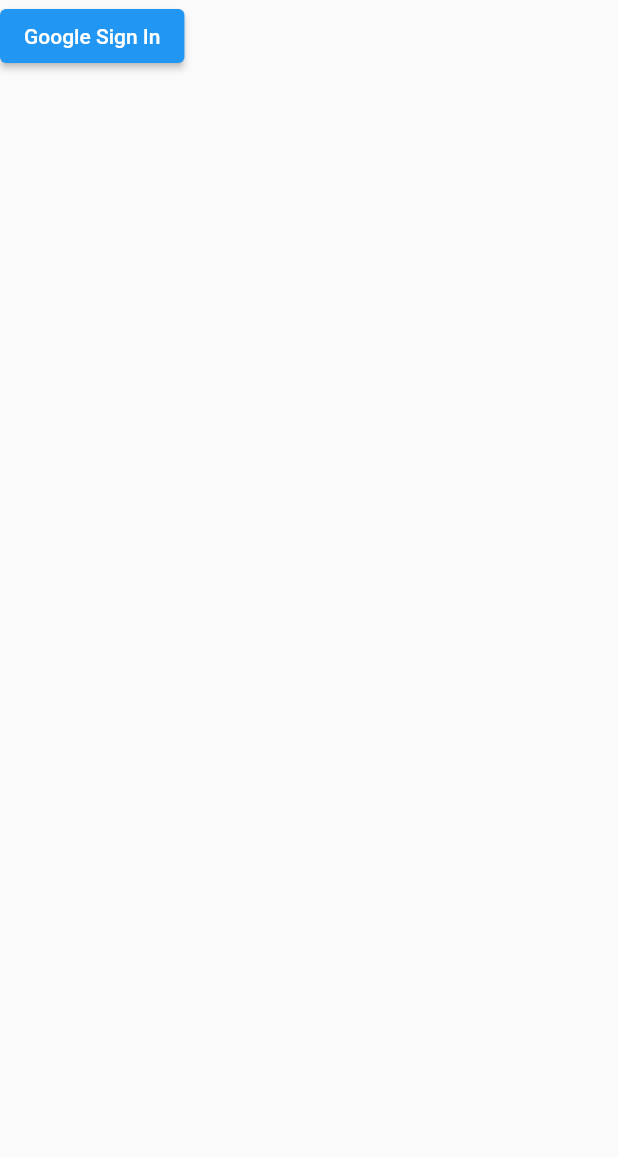
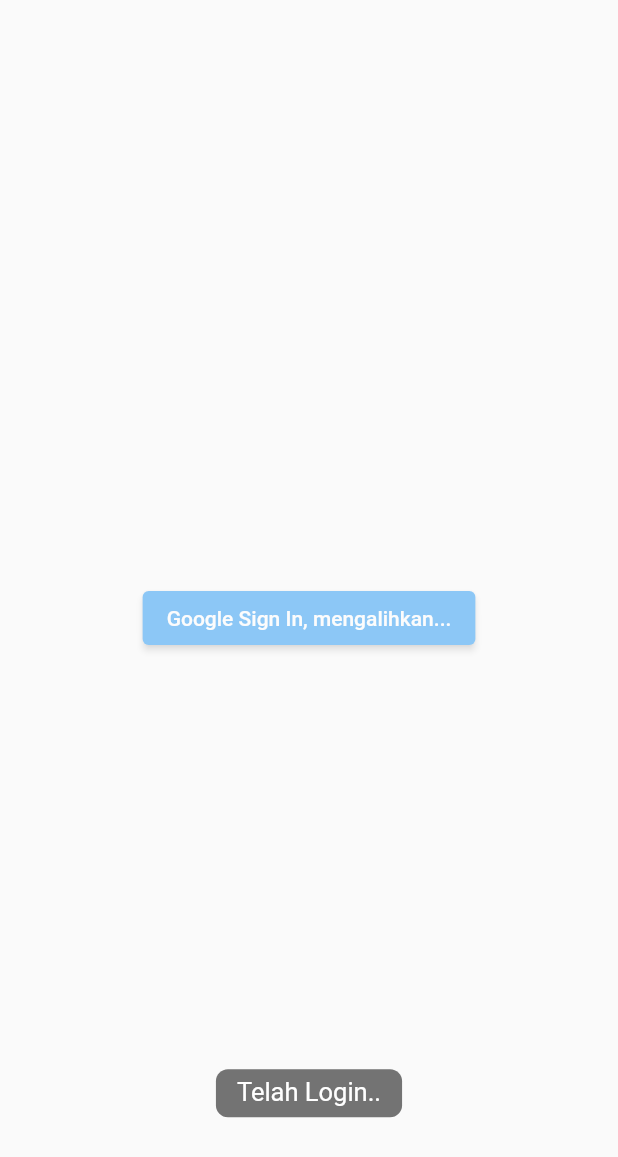
Before and after one commit to rifkyputra/riverpod-example, a Flutter app: the screen it shows once a user with an empty profile is signed in, after a tap on "Sign In", on a phone screen of 412 x 824 dp. Shown: the top 1157 px of the screen. Run offline on Flutter 3.47's test engine with Material 2 defaults, Android fonts, the phone set to English and light mode, and no system bars; our stand-ins replace bot_toast, cloud_firestore, firebase_auth, firebase_core, flutter_riverpod, google_sign_in and 4 more; missing offline and left inert: ar_flutter_plugin; accounts and stored records are empty.

Commit message:
fix login

```diff
--- a/lib/app.dart
+++ b/lib/app.dart
@@ -1,3 +1,4 @@
+import 'package:bot_toast/bot_toast.dart';
 import 'package:flutter/material.dart';
 import 'package:flutter_riverpod/flutter_riverpod.dart';
 import 'package:tryriverpod/screen/home.dart';
@@ -12,6 +13,8 @@
       onTap: () => FocusManager.instance.primaryFocus?.unfocus(),
       child: Consumer(builder: (context, ref, _) {
         return MaterialApp(
+          builder: BotToastInit(),
+          navigatorObservers: [BotToastNavigatorObserver()],
           home: Scaffold(
             body: SafeArea(
               child: Builder(
--- a/lib/providers/app_setup/app_setup_provider.dart
+++ b/lib/providers/app_setup/app_setup_provider.dart
@@ -10,14 +10,32 @@
   (ref) => GoogleAuthProvider(),
 );
 
+final appSetupModelProvider = Provider(
+  (ref) => AppSetupModel(collection: {}),
+);
+
 final appSetupProvider = StreamProvider<AppSetupModel>((ref) async* {
   // watch for firebase config changes
   // watch for auth changes
 
   final appService = ref.watch(appSetupServiceProvider).initialize();
+  final auth = ref.watch(appSetupServiceProvider).listenAuth();
+  AppSetupModel? appSetupModel = ref.state.asData?.value;
 
   await for (AppSetupModel model in appService) {
-    yield (model);
+    appSetupModel = appSetupModel?.merge(model) ?? model;
+    yield (appSetupModel);
+  }
+
+  await for (User? user in auth) {
+    appSetupModel = appSetupModel?.copyWith(user: user) ??
+        AppSetupModel(
+          collection: {},
+          user: user,
+        );
+
+    print('------->>> ${appSetupModel.user?.email}');
+    yield (appSetupModel);
   }
 });
 
--- a/lib/screen/login.dart
+++ b/lib/screen/login.dart
@@ -1,21 +1,44 @@
+import 'package:bot_toast/bot_toast.dart';
 import 'package:flutter/material.dart';
 import 'package:flutter/src/foundation/key.dart';
 import 'package:flutter/src/widgets/framework.dart';
 import 'package:flutter_riverpod/flutter_riverpod.dart';
 import 'package:tryriverpod/providers/app_setup/app_setup_provider.dart';
+import 'package:tryriverpod/screen/form.dart';
 
 class LoginScreen extends ConsumerWidget {
   const LoginScreen({Key? key}) : super(key: key);
 
   @override
   Widget build(BuildContext context, ref) {
+    ref.watch(appSetupProvider).whenData((value) {
+      if (value.user != null) {
+        BotToast.showText(text: 'Telah Login..');
+
+        Future.delayed(Duration(seconds: 2), () async {
+          Navigator.of(context).pop();
+        });
+      }
+    });
+
     return Scaffold(
-      body: Column(children: [
-        ElevatedButton(
-            child: Text('Google Sign In'),
-            onPressed: () =>
-                ref.read(appSetupServiceProvider).signInWithGoogle())
-      ]),
+      body: SafeArea(
+        child: Column(
+          mainAxisAlignment: MainAxisAlignment.center,
+          children: [
+            Center(
+              child: EnabledWidget(
+                enable: ref.watch(appSetupProvider).asData?.value.user == null,
+                child: ElevatedButton(
+                  child: Text('Google Sign In, mengalihkan...'),
+                  onPressed: () =>
+                      ref.read(appSetupServiceProvider).signInWithGoogle(),
+                ),
+              ),
+            )
+          ],
+        ),
+      ),
     );
   }
 }
--- a/lib/services/app_setup/app_setup_service.dart
+++ b/lib/services/app_setup/app_setup_service.dart
@@ -72,17 +72,20 @@
     );
 
     yield (setupModel);
+  }
 
+  Stream<User?> listenAuth() async* {
     await for (var user in FirebaseAuth.instance.authStateChanges()) {
-      yield (setupModel.copyWith(user: user));
+      yield (user);
     }
 
     await for (var user in FirebaseAuth.instance.idTokenChanges()) {
-      yield (setupModel.copyWith(user: user));
+      yield (user);
     }
   }
 
-  Future<UserCredential> signInWithGoogle() async {
+  Future<UserCredential?> signInWithGoogle() async {
+    if (kIsWeb) {
       // Trigger the authentication flow
       googleProvider
           .addScope('https://www.googleapis.com/auth/contacts.readonly');
@@ -90,6 +93,26 @@
 
       // Once signed in, return the UserCredential
       return await FirebaseAuth.instance.signInWithPopup(googleProvider);
+    }
+    try {
+      // Trigger the authentication flow
+      final GoogleSignInAccount? googleUser = await GoogleSignIn().signIn();
+
+      // Obtain the auth details from the request
+      final GoogleSignInAuthentication? googleAuth =
+          await googleUser?.authentication;
+
+      // Create a new credential
+      final credential = GoogleAuthProvider.credential(
+        accessToken: googleAuth?.accessToken,
+        idToken: googleAuth?.idToken,
+      );
+
+      // Once signed in, return the UserCredential
+      return await FirebaseAuth.instance.signInWithCredential(credential);
+    } catch (s) {
+      print(s);
+    }
   }
 
   signOut() async {
@@ -116,7 +139,15 @@
     return AppSetupModel(
       collection: collection ?? this.collection,
       firebaseToken: firebaseToken ?? this.firebaseToken,
-      user: user ?? this.user,
+      user: user,
+    );
+  }
+
+  AppSetupModel merge(AppSetupModel setupModel) {
+    return AppSetupModel(
+      collection: collection..addAll(setupModel.collection),
+      firebaseToken: setupModel.firebaseToken ?? firebaseToken,
+      user: setupModel.user ?? user,
     );
   }
 }
```
Lines whose indentation alone changed are shown as unchanged.
